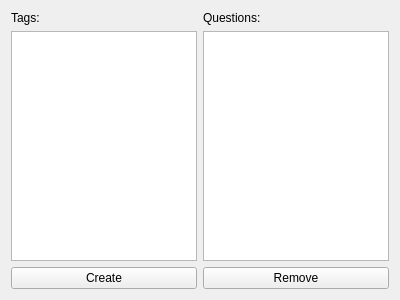
The window that Views/relationview.ui (ArkadiuszStanislawLega/Flashcards_Qt) describes before a commit, drawn with Qt 5.
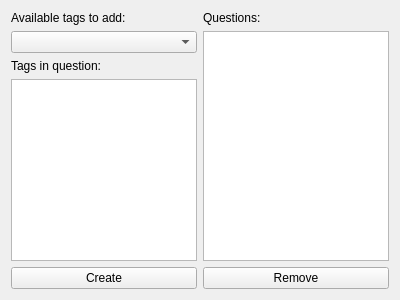
The same window after the commit.

Commit message: Update relation view- ui code review.

Patch:
```diff
--- a/Views/relationview.ui
+++ b/Views/relationview.ui
@@ -19,7 +19,17 @@
      <item>
       <widget class="QLabel" name="l_tags">
        <property name="text">
-        <string>Tags:</string>
+        <string>Available tags to add:</string>
+       </property>
+      </widget>
+     </item>
+     <item>
+      <widget class="QComboBox" name="comboBox"/>
+     </item>
+     <item>
+      <widget class="QLabel" name="label">
+       <property name="text">
+        <string>Tags in question:</string>
        </property>
       </widget>
      </item>
```
The commit also changes 1 other file.
